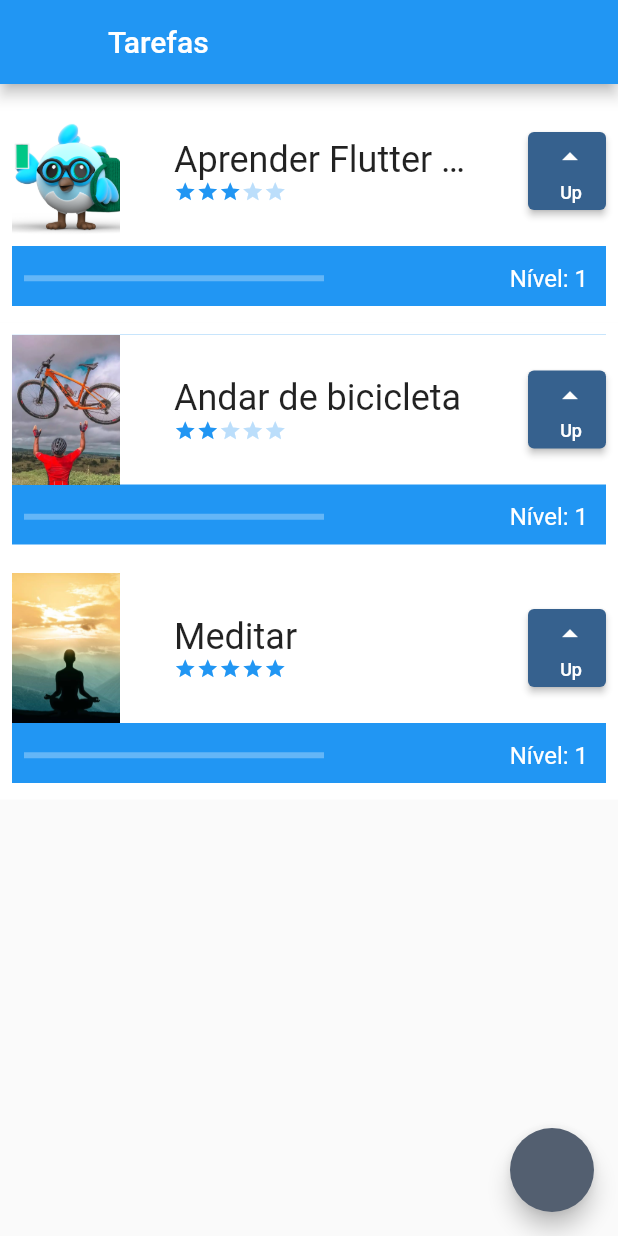
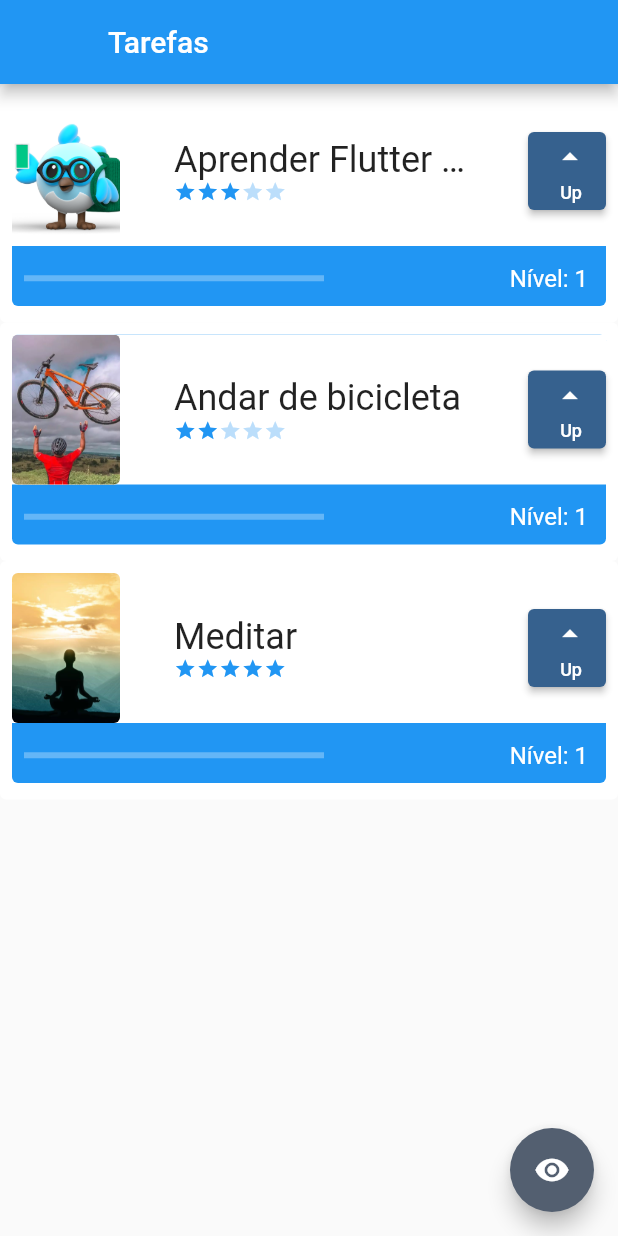
Before and after one commit to VictorLemeFernandes/Alura, a Flutter app: the screen it shows after launch, on a phone screen of 412 x 824 dp. Run offline on Flutter 3.47's test engine with Material 2 defaults, Android fonts, the phone set to English and light mode, and no system bars.

Commit message:
BoxDecoration q eu tinha esquecido

```diff
--- a/flutter/first_project/lib/components/task.dart
+++ b/flutter/first_project/lib/components/task.dart
@@ -32,16 +32,22 @@ class _TaskState extends State<Task> {
   @override
   Widget build(BuildContext context) {
     return Container(
+      decoration: BoxDecoration(
         color: Colors.white,
+        borderRadius: BorderRadius.circular(4),
+      ),
       child: Padding(
         padding: const EdgeInsets.all(8.0),
         child: Stack(
           children: [
             // CONTAINER WITH LINEAR PROGRESSION AND LEVEL
             Container(
+              decoration: BoxDecoration(
+                borderRadius: BorderRadius.circular(4),
                 color: (nivel <= widget.dificuldade * 10)
                     ? Colors.blue
                     : colors[retornaIndice(nivel, widget.dificuldade)],
+              ),
               height: 140,
             ),
 
@@ -56,12 +62,18 @@ class _TaskState extends State<Task> {
                     children: [
                       // CONTAINER WITH ACTIVITY IMAGE
                       Container(
+                        decoration: BoxDecoration(
                           color: Colors.white,
+                          borderRadius: BorderRadius.circular(4),
+                        ),
                         width: 72,
                         height: 100,
+                        child: ClipRRect(
+                          borderRadius: BorderRadius.circular(4),
                           child: Image.asset(
                             widget.foto,
                             fit: BoxFit.cover,
+                          ),
                         ),
                       ),
 
--- a/flutter/first_project/lib/screens/initial_screen.dart
+++ b/flutter/first_project/lib/screens/initial_screen.dart
@@ -11,6 +11,8 @@ class InitialScreen extends StatefulWidget {
 class _InitialScreenState extends State<InitialScreen> {
   bool opacity = true;
 
+  bool opacidade = true;
+
   @override
   Widget build(BuildContext context) {
     return Scaffold(
@@ -19,26 +21,29 @@ class _InitialScreenState extends State<InitialScreen> {
         backgroundColor: Colors.blue,
         title: const Text('Tarefas'),
       ),
-      body: ListView(
-        children: const [
-          Task(
-              'Aprender Flutter no café da manhã comendo pão',
-              'assets/mascoteFlutter.png',
-              3),
-          Task(
-              'Andar de bicicleta',
-              'assets/bicicleta.jpg',
-              2),
-          Task(
-              'Meditar',
-              'assets/meditar.jpeg',
-              5),
-          SizedBox(
-            height: 80,
-          ),
-        ],
+      body: AnimatedOpacity(
+        opacity: opacidade ? 1 : 0,
+        duration: const Duration(milliseconds: 1000),
+        child: ListView(
+          children: const [
+            Task('Aprender Flutter no café da manhã comendo pão',
+                'assets/mascoteFlutter.png', 3),
+            Task('Andar de bicicleta', 'assets/bicicleta.jpg', 2),
+            Task('Meditar', 'assets/meditar.jpeg', 5),
+            SizedBox(
+              height: 80,
+            ),
+          ],
+        ),
       ),
-      floatingActionButton: FloatingActionButton(onPressed: () {}),
+      floatingActionButton: FloatingActionButton(
+        onPressed: () {
+          setState(() {
+            opacidade = !opacidade;
+          });
+        },
+        child: const Icon(Icons.remove_red_eye),
+      ),
     );
   }
 }
```
Lines whose indentation alone changed are shown as unchanged.
